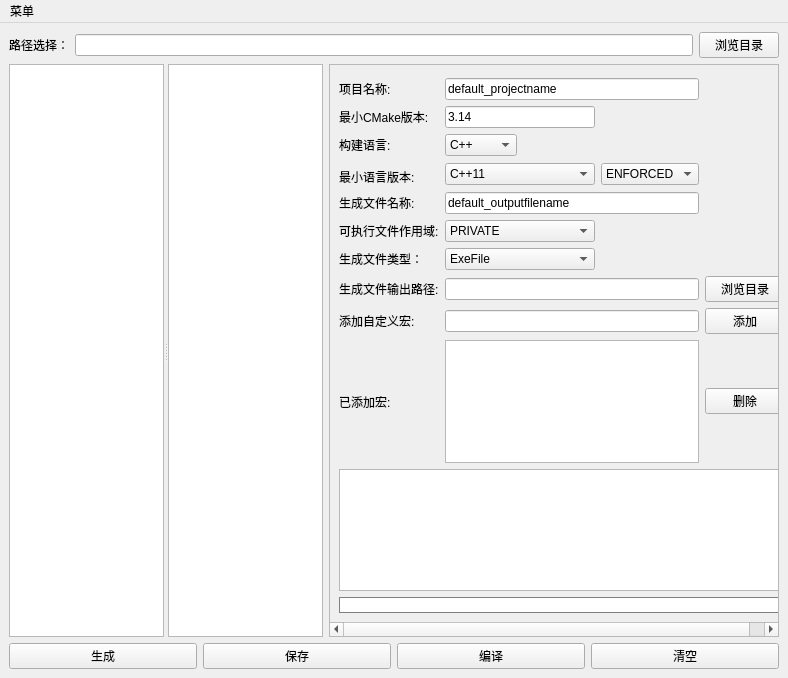
Qt form mainwindow.ui (JX446/Easy-CMake) before a commit.
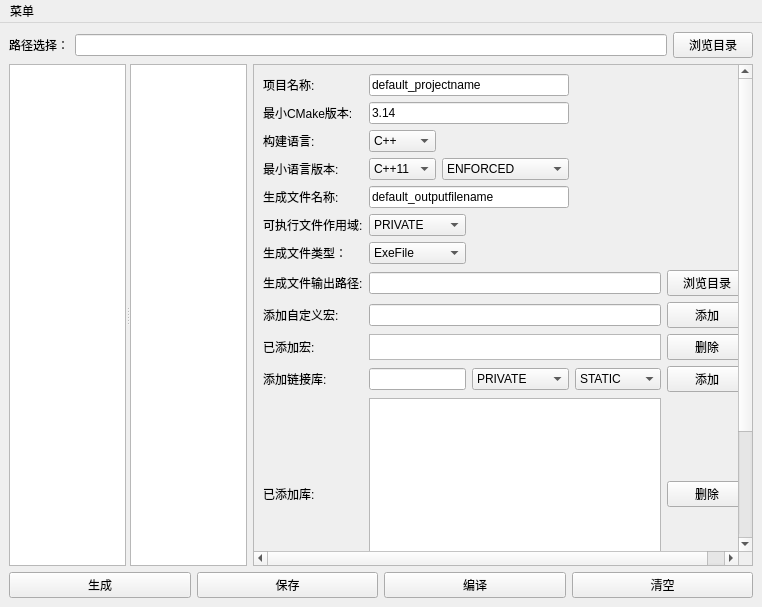
The same form after that commit. Custom widgets are drawn as their Qt base class.

Commit message: feat: add support for managing static and dynamic link libraries

The edit to the form file:
```diff
--- a/mainwindow.ui
+++ b/mainwindow.ui
@@ -6,8 +6,8 @@
    <rect>
     <x>0</x>
     <y>0</y>
-    <width>788</width>
-    <height>678</height>
+    <width>762</width>
+    <height>607</height>
    </rect>
   </property>
   <property name="windowTitle">
@@ -141,7 +141,7 @@
         </property>
         <property name="minimumSize">
          <size>
-          <width>450</width>
+          <width>500</width>
           <height>0</height>
          </size>
         </property>
@@ -156,8 +156,8 @@
           <rect>
            <x>0</x>
            <y>0</y>
-           <width>448</width>
-           <height>595</height>
+           <width>481</width>
+           <height>549</height>
           </rect>
          </property>
          <property name="sizePolicy">
@@ -169,24 +169,15 @@
          <layout class="QVBoxLayout" name="verticalLayout">
           <item>
            <layout class="QGridLayout" name="gridLayout">
-            <item row="0" column="0" colspan="5">
-             <spacer name="verticalSpacer">
-              <property name="orientation">
-               <enum>Qt::Orientation::Vertical</enum>
+            <item row="12" column="0">
+             <widget class="QLabel" name="label_11">
+              <property name="text">
+               <string>已添加库:</string>
               </property>
-              <property name="sizeType">
-               <enum>QSizePolicy::Policy::Expanding</enum>
-              </property>
-              <property name="sizeHint" stdset="0">
-               <size>
-                <width>14</width>
-                <height>74</height>
-               </size>
-              </property>
-             </spacer>
+             </widget>
             </item>
-            <item row="1" column="0">
-             <widget class="QLabel" name="label_2">
+            <item row="7" column="0" colspan="2">
+             <widget class="QLabel" name="label_5">
               <property name="sizePolicy">
                <sizepolicy hsizetype="Maximum" vsizetype="Fixed">
                 <horstretch>0</horstretch>
@@ -206,14 +197,78 @@
                <enum>QFrame::Shadow::Plain</enum>
               </property>
               <property name="text">
-               <string>项目名称:</string>
+               <string>生成文件输出路径:</string>
               </property>
               <property name="wordWrap">
                <bool>false</bool>
               </property>
              </widget>
             </item>
-            <item row="2" column="0">
+            <item row="13" column="0" colspan="7">
+             <widget class="QTextEdit" name="buildLogTextEdit">
+              <property name="readOnly">
+               <bool>true</bool>
+              </property>
+             </widget>
+            </item>
+            <item row="6" column="2" colspan="2">
+             <widget class="QComboBox" name="outputFileTypeOptionComboBox">
+              <item>
+               <property name="text">
+                <string>ExeFile</string>
+               </property>
+              </item>
+              <item>
+               <property name="text">
+                <string>StaticLib</string>
+               </property>
+              </item>
+              <item>
+               <property name="text">
+                <string>DynamicLib</string>
+               </property>
+              </item>
+              <item>
+               <property name="text">
+                <string>InterfaceLib</string>
+               </property>
+              </item>
+             </widget>
+            </item>
+            <item row="11" column="5">
+             <widget class="QComboBox" name="linkLibraryTypeComboBox">
+              <item>
+               <property name="text">
+                <string>STATIC</string>
+               </property>
+              </item>
+              <item>
+               <property name="text">
+                <string>DYNAMIC</string>
+               </property>
+              </item>
+             </widget>
+            </item>
+            <item row="0" column="2" colspan="3">
+             <widget class="QLineEdit" name="projectNameLineEdit">
+              <property name="sizePolicy">
+               <sizepolicy hsizetype="Expanding" vsizetype="Fixed">
+                <horstretch>0</horstretch>
+                <verstretch>0</verstretch>
+               </sizepolicy>
+              </property>
+              <property name="minimumSize">
+               <size>
+                <width>150</width>
+                <height>0</height>
+               </size>
+              </property>
+              <property name="text">
+               <string>default_projectname</string>
+              </property>
+             </widget>
+            </item>
+            <item row="1" column="0" colspan="2">
              <widget class="QLabel" name="label_3">
               <property name="sizePolicy">
                <sizepolicy hsizetype="Maximum" vsizetype="Fixed">
@@ -241,14 +296,27 @@
               </property>
              </widget>
             </item>
-            <item row="3" column="0">
-             <widget class="QLabel" name="label_9">
-              <property name="text">
-               <string>构建语言:</string>
+            <item row="3" column="3" colspan="2">
+             <widget class="QComboBox" name="languageVersionOptionComboBox">
+              <property name="sizePolicy">
+               <sizepolicy hsizetype="Expanding" vsizetype="Fixed">
+                <horstretch>0</horstretch>
+                <verstretch>0</verstretch>
+               </sizepolicy>
               </property>
+              <item>
+               <property name="text">
+                <string>ENFORCED</string>
+               </property>
+              </item>
+              <item>
+               <property name="text">
+                <string>OPTIONAL</string>
+               </property>
+              </item>
              </widget>
             </item>
-            <item row="4" column="1" rowspan="2" colspan="2">
+            <item row="3" column="2">
              <widget class="QComboBox" name="languageVersionComboBox">
               <property name="sizePolicy">
                <sizepolicy hsizetype="Minimum" vsizetype="Fixed">
@@ -296,130 +364,10 @@
               </item>
              </widget>
             </item>
-            <item row="4" column="3" rowspan="2">
-             <widget class="QComboBox" name="languageVersionOptionComboBox">
-              <property name="sizePolicy">
-               <sizepolicy hsizetype="Expanding" vsizetype="Fixed">
-                <horstretch>0</horstretch>
-                <verstretch>0</verstretch>
-               </sizepolicy>
-              </property>
-              <item>
-               <property name="text">
-                <string>ENFORCED</string>
-               </property>
-              </item>
-              <item>
-               <property name="text">
-                <string>OPTIONAL</string>
-               </property>
-              </item>
-             </widget>
+            <item row="11" column="2" colspan="2">
+             <widget class="QLineEdit" name="addLinkLibraryLineEdit"/>
             </item>
-            <item row="5" column="0">
-             <widget class="QLabel" name="label_13">
-              <property name="sizePolicy">
-               <sizepolicy hsizetype="Maximum" vsizetype="Fixed">
-                <horstretch>0</horstretch>
-                <verstretch>0</verstretch>
-               </sizepolicy>
-              </property>
-              <property name="minimumSize">
-               <size>
-                <width>100</width>
-                <height>0</height>
-               </size>
-              </property>
-              <property name="layoutDirection">
-               <enum>Qt::LayoutDirection::LeftToRight</enum>
-              </property>
-              <property name="frameShadow">
-               <enum>QFrame::Shadow::Plain</enum>
-              </property>
-              <property name="text">
-               <string>最小语言版本:</string>
-              </property>
-              <property name="wordWrap">
-               <bool>false</bool>
-              </property>
-             </widget>
-            </item>
-            <item row="6" column="0">
-             <widget class="QLabel" name="label_4">
-              <property name="sizePolicy">
-               <sizepolicy hsizetype="Maximum" vsizetype="Fixed">
-                <horstretch>0</horstretch>
-                <verstretch>0</verstretch>
-               </sizepolicy>
-              </property>
-              <property name="minimumSize">
-               <size>
-                <width>100</width>
-                <height>0</height>
-               </size>
-              </property>
-              <property name="layoutDirection">
-               <enum>Qt::LayoutDirection::LeftToRight</enum>
-              </property>
-              <property name="frameShadow">
-               <enum>QFrame::Shadow::Plain</enum>
-              </property>
-              <property name="text">
-               <string>生成文件名称:</string>
-              </property>
-              <property name="wordWrap">
-               <bool>false</bool>
-              </property>
-             </widget>
-            </item>
-            <item row="6" column="1" colspan="3">
-             <widget class="QLineEdit" name="outputFileNameLineEdit">
-              <property name="sizePolicy">
-               <sizepolicy hsizetype="Expanding" vsizetype="Fixed">
-                <horstretch>0</horstretch>
-                <verstretch>0</verstretch>
-               </sizepolicy>
-              </property>
-              <property name="minimumSize">
-               <size>
-                <width>150</width>
-                <height>0</height>
-               </size>
-              </property>
-              <property name="text">
-               <string>default_outputfilename</string>
-              </property>
-             </widget>
-            </item>
-            <item row="7" column="0">
-             <widget class="QLabel" name="label_8">
-              <property name="sizePolicy">
-               <sizepolicy hsizetype="Maximum" vsizetype="Fixed">
-                <horstretch>0</horstretch>
-                <verstretch>0</verstretch>
-               </sizepolicy>
-              </property>
-              <property name="minimumSize">
-               <size>
-                <width>100</width>
-                <height>0</height>
-               </size>
-              </property>
-              <property name="layoutDirection">
-               <enum>Qt::LayoutDirection::LeftToRight</enum>
-              </property>
-              <property name="frameShadow">
-               <enum>QFrame::Shadow::Plain</enum>
-              </property>
-              <property name="text">
-               <string>可执行文件作用域:</string>
-              </property>
-              <property name="wordWrap">
-               <bool>false</bool>
-              </property>
-             </widget>
-            </item>
-            <item row="7" column="1" colspan="2">
+            <item row="5" column="2" colspan="2">
              <widget class="QComboBox" name="exeFileScopeComboBox">
               <item>
                <property name="text">
@@ -438,51 +386,15 @@
               </item>
              </widget>
             </item>
-            <item row="8" column="0">
-             <widget class="QLabel" name="label_12">
-              <property name="sizePolicy">
-               <sizepolicy hsizetype="Maximum" vsizetype="Fixed">
-                <horstretch>0</horstretch>
-                <verstretch>0</verstretch>
-               </sizepolicy>
-              </property>
-              <property name="minimumSize">
-               <size>
-                <width>100</width>
-                <height>12</height>
-               </size>
-              </property>
+            <item row="10" column="6">
+             <widget class="QPushButton" name="deleteMacroPushButton">
               <property name="text">
-               <string>生成文件类型：</string>
+               <string>删除</string>
               </property>
              </widget>
             </item>
-            <item row="8" column="1" colspan="2">
-             <widget class="QComboBox" name="outputFileTypeOptionComboBox">
-              <item>
-               <property name="text">
-                <string>ExeFile</string>
-               </property>
-              </item>
-              <item>
-               <property name="text">
-                <string>StaticLib</string>
-               </property>
-              </item>
-              <item>
-               <property name="text">
-                <string>DynamicLib</string>
-               </property>
-              </item>
-              <item>
-               <property name="text">
-                <string>InterfaceLib</string>
-               </property>
-              </item>
-             </widget>
-            </item>
-            <item row="9" column="0">
-             <widget class="QLabel" name="label_5">
+            <item row="0" column="0" colspan="2">
+             <widget class="QLabel" name="label_2">
               <property name="sizePolicy">
                <sizepolicy hsizetype="Maximum" vsizetype="Fixed">
                 <horstretch>0</horstretch>
@@ -502,100 +414,14 @@
                <enum>QFrame::Shadow::Plain</enum>
               </property>
               <property name="text">
-               <string>生成文件输出路径:</string>
+               <string>项目名称:</string>
               </property>
               <property name="wordWrap">
                <bool>false</bool>
               </property>
              </widget>
             </item>
-            <item row="9" column="1" colspan="3">
-             <widget class="QLineEdit" name="outputFileDirLineEdit">
-              <property name="sizePolicy">
-               <sizepolicy hsizetype="Expanding" vsizetype="Fixed">
-                <horstretch>0</horstretch>
-                <verstretch>0</verstretch>
-               </sizepolicy>
-              </property>
-              <property name="minimumSize">
-               <size>
-                <width>150</width>
-                <height>0</height>
-               </size>
-              </property>
-              <property name="toolTipDuration">
-               <number>0</number>
-              </property>
-              <property name="readOnly">
-               <bool>true</bool>
-              </property>
-             </widget>
-            </item>
-            <item row="9" column="4">
-             <widget class="QPushButton" name="outputFileDirPushButton">
-              <property name="sizePolicy">
-               <sizepolicy hsizetype="Fixed" vsizetype="Fixed">
-                <horstretch>0</horstretch>
-                <verstretch>0</verstretch>
-               </sizepolicy>
-              </property>
-              <property name="minimumSize">
-               <size>
-                <width>30</width>
-                <height>0</height>
-               </size>
-              </property>
-              <property name="text">
-               <string>浏览目录</string>
-              </property>
-              <property name="flat">
-               <bool>false</bool>
-              </property>
-             </widget>
-            </item>
-            <item row="10" column="0">
-             <widget class="QLabel" name="label_6">
-              <property name="sizePolicy">
-               <sizepolicy hsizetype="Maximum" vsizetype="Fixed">
-                <horstretch>0</horstretch>
-                <verstretch>0</verstretch>
-               </sizepolicy>
-              </property>
-              <property name="minimumSize">
-               <size>
-                <width>100</width>
-                <height>12</height>
-               </size>
-              </property>
-              <property name="text">
-               <string>添加自定义宏:</string>
-              </property>
-             </widget>
-            </item>
-            <item row="10" column="1" colspan="3">
-             <widget class="QLineEdit" name="addMacroLineEdit"/>
-            </item>
-            <item row="10" column="4">
-             <widget class="QPushButton" name="addMacroPushButton">
-              <property name="sizePolicy">
-               <sizepolicy hsizetype="Fixed" vsizetype="Fixed">
-                <horstretch>0</horstretch>
-                <verstretch>0</verstretch>
-               </sizepolicy>
-              </property>
-              <property name="text">
-               <string>添加</string>
-              </property>
-             </widget>
-            </item>
-            <item row="11" column="0">
-             <widget class="QLabel" name="label_7">
-              <property name="text">
-               <string>已添加宏:</string>
-              </property>
-             </widget>
-            </item>
-            <item row="11" column="1" colspan="3">
+            <item row="10" column="2" colspan="4">
              <widget class="QListWidget" name="macroListWidget">
               <property name="sizePolicy">
                <sizepolicy hsizetype="Expanding" vsizetype="Fixed">
@@ -614,54 +440,104 @@
               </property>
              </widget>
             </item>
+            <item row="2" column="0">
+             <widget class="QLabel" name="label_9">
+              <property name="text">
+               <string>构建语言:</string>
+              </property>
+             </widget>
+            </item>
+            <item row="11" column="0" colspan="2">
+             <widget class="QLabel" name="label_10">
+              <property name="text">
+               <string>添加链接库:</string>
+              </property>
+             </widget>
+            </item>
+            <item row="9" column="6">
+             <widget class="QPushButton" name="addMacroPushButton">
+              <property name="sizePolicy">
+               <sizepolicy hsizetype="Fixed" vsizetype="Fixed">
+                <horstretch>0</horstretch>
+                <verstretch>0</verstretch>
+               </sizepolicy>
+              </property>
+              <property name="text">
+               <string>添加</string>
+              </property>
+             </widget>
+            </item>
+            <item row="10" column="1">
+             <spacer name="horizontalSpacer">
+              <property name="orientation">
+               <enum>Qt::Orientation::Horizontal</enum>
+              </property>
+              <property name="sizeHint" stdset="0">
+               <size>
+                <width>40</width>
+                <height>20</height>
+               </size>
+              </property>
+             </spacer>
+            </item>
+            <item row="10" column="0">
+             <widget class="QLabel" name="label_7">
+              <property name="text">
+               <string>已添加宏:</string>
+              </property>
+             </widget>
+            </item>
+            <item row="4" column="0" colspan="2">
+             <widget class="QLabel" name="label_4">
+              <property name="sizePolicy">
+               <sizepolicy hsizetype="Maximum" vsizetype="Fixed">
+                <horstretch>0</horstretch>
+                <verstretch>0</verstretch>
+               </sizepolicy>
+              </property>
+              <property name="minimumSize">
+               <size>
+                <width>100</width>
+                <height>0</height>
+               </size>
+              </property>
+              <property name="layoutDirection">
+               <enum>Qt::LayoutDirection::LeftToRight</enum>
+              </property>
+              <property name="frameShadow">
+               <enum>QFrame::Shadow::Plain</enum>
+              </property>
+              <property name="text">
+               <string>生成文件名称:</string>
+              </property>
+              <property name="wordWrap">
+               <bool>false</bool>
+              </property>
+             </widget>
+            </item>
+            <item row="9" column="2" colspan="4">
+             <widget class="QLineEdit" name="addMacroLineEdit"/>
+            </item>
             <item row="11" column="4">
-             <widget class="QPushButton" name="deleteMacroPushButton">
-              <property name="text">
-               <string>删除</string>
-              </property>
-             </widget>
-            </item>
-            <item row="12" column="0" colspan="5">
-             <widget class="QTextEdit" name="buildLogTextEdit">
-              <property name="readOnly">
-               <bool>true</bool>
-              </property>
-             </widget>
-            </item>
-            <item row="3" column="1">
-             <widget class="QComboBox" name="languageChooseComboBox">
+             <widget class="QComboBox" name="linkLibraryScopeComboBox">
               <item>
                <property name="text">
-                <string>C++</string>
+                <string>PRIVATE</string>
                </property>
               </item>
               <item>
                <property name="text">
-                <string>C</string>
+                <string>PUBLIC</string>
                </property>
               </item>
+              <item>
+               <property name="text">
+                <string>INTERFACE</string>
+               </property>
+              </item>
              </widget>
             </item>
-            <item row="1" column="1" colspan="3">
-             <widget class="QLineEdit" name="projectNameLineEdit">
-              <property name="sizePolicy">
-               <sizepolicy hsizetype="Expanding" vsizetype="Fixed">
-                <horstretch>0</horstretch>
-                <verstretch>0</verstretch>
-               </sizepolicy>
-              </property>
-              <property name="minimumSize">
-               <size>
-                <width>150</width>
-                <height>0</height>
-               </size>
-              </property>
-              <property name="text">
-               <string>default_projectname</string>
-              </property>
-             </widget>
-            </item>
-            <item row="2" column="1" colspan="2">
+            <item row="1" column="2" colspan="3">
              <widget class="QLineEdit" name="minimumVersionLineEdit">
               <property name="sizePolicy">
                <sizepolicy hsizetype="Expanding" vsizetype="Fixed">
@@ -680,7 +556,7 @@
               </property>
              </widget>
             </item>
-            <item row="13" column="0" colspan="5">
+            <item row="14" column="0" colspan="7">
              <widget class="QProgressBar" name="buildProgressBar">
               <property name="sizePolicy">
                <sizepolicy hsizetype="Expanding" vsizetype="Fixed">
@@ -709,6 +585,217 @@
               </property>
              </widget>
             </item>
+            <item row="12" column="1">
+             <spacer name="horizontalSpacer_2">
+              <property name="orientation">
+               <enum>Qt::Orientation::Horizontal</enum>
+              </property>
+              <property name="sizeHint" stdset="0">
+               <size>
+                <width>40</width>
+                <height>20</height>
+               </size>
+              </property>
+             </spacer>
+            </item>
+            <item row="11" column="6">
+             <widget class="QPushButton" name="addLinkLibraryPushButton">
+              <property name="text">
+               <string>添加</string>
+              </property>
+             </widget>
+            </item>
+            <item row="4" column="2" colspan="3">
+             <widget class="QLineEdit" name="outputFileNameLineEdit">
+              <property name="sizePolicy">
+               <sizepolicy hsizetype="Expanding" vsizetype="Fixed">
+                <horstretch>0</horstretch>
+                <verstretch>0</verstretch>
+               </sizepolicy>
+              </property>
+              <property name="minimumSize">
+               <size>
+                <width>150</width>
+                <height>0</height>
+               </size>
+              </property>
+              <property name="text">
+               <string>default_outputfilename</string>
+              </property>
+             </widget>
+            </item>
+            <item row="2" column="2">
+             <widget class="QComboBox" name="languageChooseComboBox">
+              <item>
+               <property name="text">
+                <string>C++</string>
+               </property>
+              </item>
+              <item>
+               <property name="text">
+                <string>C</string>
+               </property>
+              </item>
+             </widget>
+            </item>
+            <item row="6" column="0" colspan="2">
+             <widget class="QLabel" name="label_12">
+              <property name="sizePolicy">
+               <sizepolicy hsizetype="Maximum" vsizetype="Fixed">
+                <horstretch>0</horstretch>
+                <verstretch>0</verstretch>
+               </sizepolicy>
+              </property>
+              <property name="minimumSize">
+               <size>
+                <width>100</width>
+                <height>12</height>
+               </size>
+              </property>
+              <property name="text">
+               <string>生成文件类型：</string>
+              </property>
+             </widget>
+            </item>
+            <item row="9" column="0" colspan="2">
+             <widget class="QLabel" name="label_6">
+              <property name="sizePolicy">
+               <sizepolicy hsizetype="Maximum" vsizetype="Fixed">
+                <horstretch>0</horstretch>
+                <verstretch>0</verstretch>
+               </sizepolicy>
+              </property>
+              <property name="minimumSize">
+               <size>
+                <width>100</width>
+                <height>12</height>
+               </size>
+              </property>
+              <property name="text">
+               <string>添加自定义宏:</string>
+              </property>
+             </widget>
+            </item>
+            <item row="5" column="0" colspan="2">
+             <widget class="QLabel" name="label_8">
+              <property name="sizePolicy">
+               <sizepolicy hsizetype="Maximum" vsizetype="Fixed">
+                <horstretch>0</horstretch>
+                <verstretch>0</verstretch>
+               </sizepolicy>
+              </property>
+              <property name="minimumSize">
+               <size>
+                <width>100</width>
+                <height>0</height>
+               </size>
+              </property>
+              <property name="layoutDirection">
+               <enum>Qt::LayoutDirection::LeftToRight</enum>
+              </property>
+              <property name="frameShadow">
+               <enum>QFrame::Shadow::Plain</enum>
+              </property>
+              <property name="text">
+               <string>可执行文件作用域:</string>
+              </property>
+              <property name="wordWrap">
+               <bool>false</bool>
+              </property>
+             </widget>
+            </item>
+            <item row="3" column="0" colspan="2">
+             <widget class="QLabel" name="label_13">
+              <property name="sizePolicy">
+               <sizepolicy hsizetype="Maximum" vsizetype="Fixed">
+                <horstretch>0</horstretch>
+                <verstretch>0</verstretch>
+               </sizepolicy>
+              </property>
+              <property name="minimumSize">
+               <size>
+                <width>100</width>
+                <height>0</height>
+               </size>
+              </property>
+              <property name="layoutDirection">
+               <enum>Qt::LayoutDirection::LeftToRight</enum>
+              </property>
+              <property name="frameShadow">
+               <enum>QFrame::Shadow::Plain</enum>
+              </property>
+              <property name="text">
+               <string>最小语言版本:</string>
+              </property>
+              <property name="wordWrap">
+               <bool>false</bool>
+              </property>
+             </widget>
+            </item>
+            <item row="7" column="2" colspan="4">
+             <widget class="QLineEdit" name="outputFileDirLineEdit">
+              <property name="sizePolicy">
+               <sizepolicy hsizetype="Expanding" vsizetype="Fixed">
+                <horstretch>0</horstretch>
+                <verstretch>0</verstretch>
+               </sizepolicy>
+              </property>
+              <property name="minimumSize">
+               <size>
+                <width>150</width>
+                <height>0</height>
+               </size>
+              </property>
+              <property name="toolTipDuration">
+               <number>0</number>
+              </property>
+              <property name="readOnly">
+               <bool>true</bool>
+              </property>
+             </widget>
+            </item>
+            <item row="12" column="2" colspan="4">
+             <widget class="QListWidget" name="linkLibraryListWidget">
+              <property name="sizePolicy">
+               <sizepolicy hsizetype="Expanding" vsizetype="Fixed">
+                <horstretch>0</horstretch>
+                <verstretch>0</verstretch>
+               </sizepolicy>
+              </property>
+              <property name="selectionMode">
+               <enum>QAbstractItemView::SelectionMode::ExtendedSelection</enum>
+              </property>
+             </widget>
+            </item>
+            <item row="12" column="6">
+             <widget class="QPushButton" name="deleteLinkLibraryPushButton">
+              <property name="text">
+               <string>删除</string>
+              </property>
+             </widget>
+            </item>
+            <item row="7" column="6">
+             <widget class="QPushButton" name="outputFileDirPushButton">
+              <property name="sizePolicy">
+               <sizepolicy hsizetype="Fixed" vsizetype="Fixed">
+                <horstretch>0</horstretch>
+                <verstretch>0</verstretch>
+               </sizepolicy>
+              </property>
+              <property name="minimumSize">
+               <size>
+                <width>30</width>
+                <height>0</height>
+               </size>
+              </property>
+              <property name="text">
+               <string>浏览目录</string>
+              </property>
+              <property name="flat">
+               <bool>false</bool>
+              </property>
+             </widget>
+            </item>
            </layout>
           </item>
          </layout>
@@ -792,7 +879,7 @@
     <rect>
      <x>0</x>
      <y>0</y>
-     <width>788</width>
+     <width>762</width>
      <height>18</height>
     </rect>
    </property>
```
The commit also changes 4 other files.
